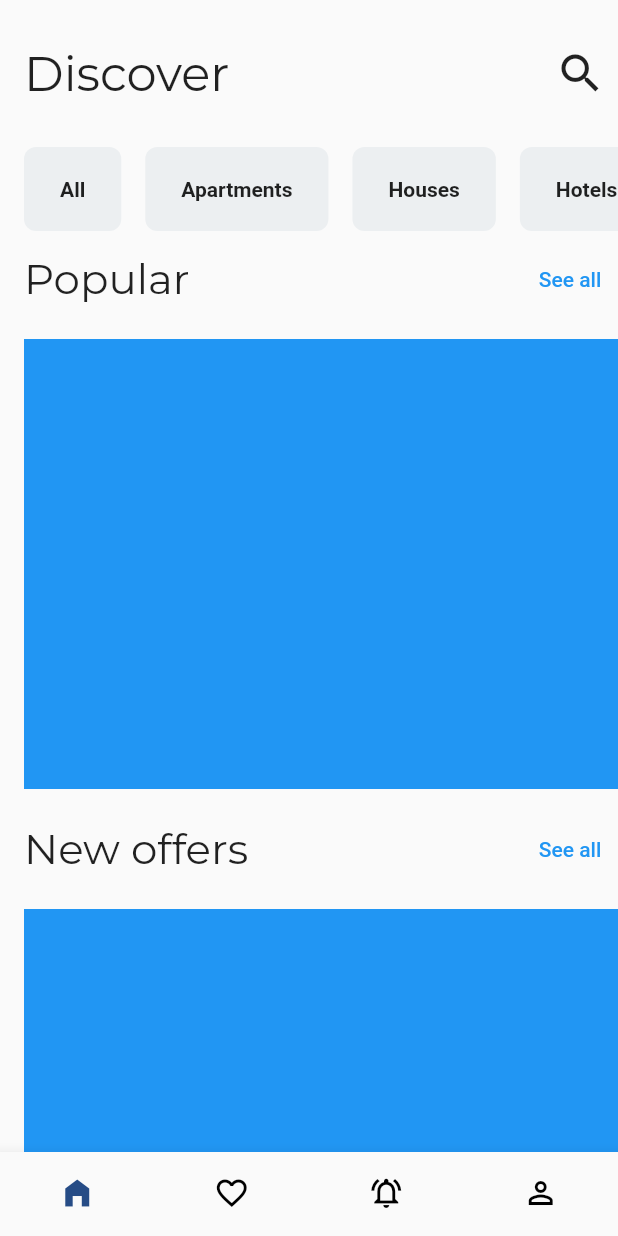
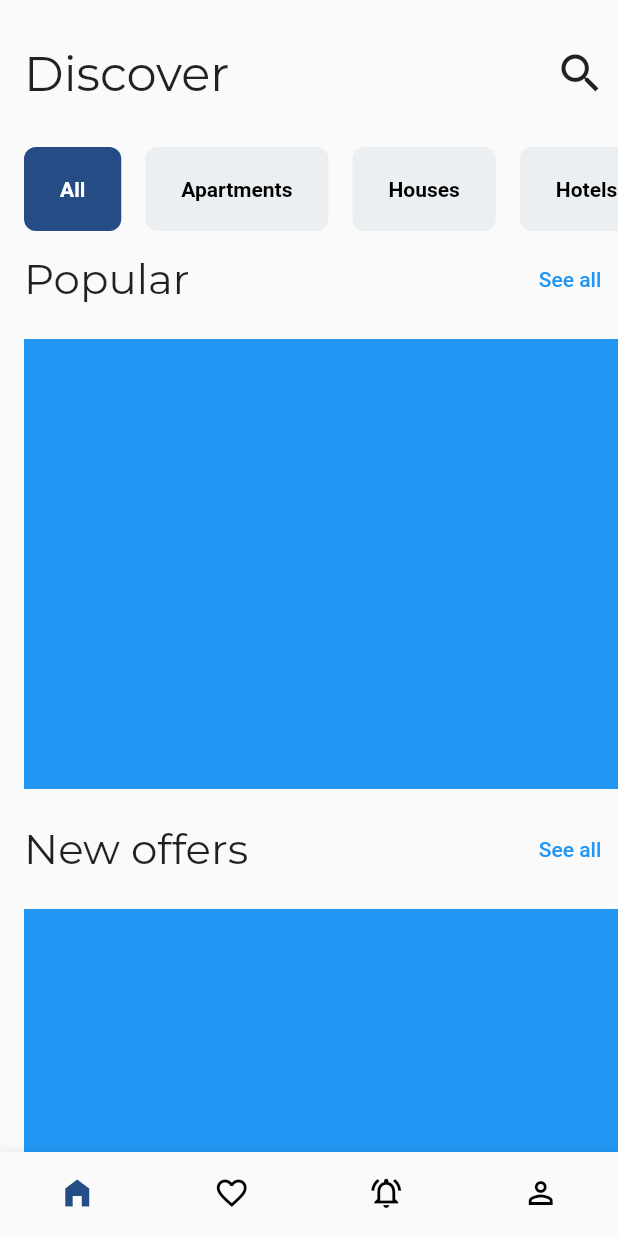
Before and after one commit to JAICHANGPARK/flutter_notebook_chapter_22, a Flutter app: the screen it shows after launch, on a phone screen of 412 x 824 dp. Run offline on Flutter 3.47's test engine with Material 2 defaults, Android fonts, the phone set to English and light mode, and no system bars; our stand-ins replace dots_indicator, flutter_riverpod, freezed_annotation, go_router, google_fonts, ionicons and 1 more.

Commit message:
Update renting_home_page.dart

```diff
--- a/lib/ep1290_renting_app/src/home/renting_home_page.dart
+++ b/lib/ep1290_renting_app/src/home/renting_home_page.dart
@@ -55,13 +55,17 @@ class _RentingHomePageState extends State<RentingHomePage> {
                     const SizedBox(
                       height: 16,
                     ),
-                    Container(
+                    SizedBox(
                       height: 72,
                       child: ListView.builder(
                         itemCount: menuItems.length,
                         scrollDirection: Axis.horizontal,
                         itemBuilder: (context, index) {
-                          return Container(
+                          return GestureDetector(
+                            onTap: () {
+                              ref.read(rentingHomeTabIndex.notifier).state = index;
+                            },
+                            child: Container(
                               margin: const EdgeInsets.only(
                                 right: 16,
                                 top: 8,
@@ -71,7 +75,7 @@ class _RentingHomePageState extends State<RentingHomePage> {
                                 horizontal: 24,
                               ),
                               decoration: BoxDecoration(
-                              color: Colors.blueGrey[50],
+                                color: tabIndex == index ? const Color(0xff264c86) : Colors.blueGrey[50],
                                 borderRadius: BorderRadius.circular(8),
                               ),
                               child: Center(
@@ -79,6 +83,8 @@ class _RentingHomePageState extends State<RentingHomePage> {
                                   "${menuItems[index]}",
                                   style: TextStyle(
                                     fontWeight: FontWeight.bold,
+                                    color: tabIndex == index ? Colors.white : Colors.black,
+                                  ),
                                 ),
                               ),
                             ),
```
Lines whose indentation alone changed are shown as unchanged.
